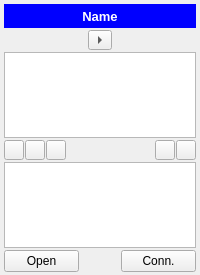
This is spinetoolbox/ui/subwindow_data_connection.ui in spine-tools/Spine-Toolbox as Qt 5 draws it before an edit. The edited form follows.
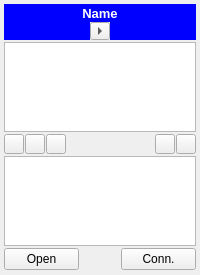
This is the edited form. Icons and pictures are not drawn.

The edit to the form file:
```diff
--- a/spinetoolbox/ui/subwindow_data_connection.ui
+++ b/spinetoolbox/ui/subwindow_data_connection.ui
@@ -54,25 +54,25 @@
   <property name="toolTip">
    <string/>
   </property>
+  <layout class="QVBoxLayout" name="verticalLayout_3">
+   <property name="spacing">
+    <number>0</number>
+   </property>
+   <property name="leftMargin">
+    <number>0</number>
+   </property>
+   <property name="topMargin">
+    <number>0</number>
+   </property>
+   <property name="rightMargin">
+    <number>0</number>
+   </property>
+   <property name="bottomMargin">
+    <number>0</number>
+   </property>
+   <item>
   <layout class="QVBoxLayout" name="verticalLayout_2">
    <property name="spacing">
-    <number>0</number>
-   </property>
-   <property name="leftMargin">
-    <number>0</number>
-   </property>
-   <property name="topMargin">
-    <number>0</number>
-   </property>
-   <property name="rightMargin">
-    <number>0</number>
-   </property>
-   <property name="bottomMargin">
-    <number>0</number>
-   </property>
-   <item>
-    <layout class="QVBoxLayout" name="verticalLayout">
-     <property name="spacing">
       <number>2</number>
      </property>
      <property name="leftMargin">
@@ -88,9 +88,14 @@
       <number>4</number>
      </property>
      <item>
+      <layout class="QVBoxLayout" name="verticalLayout">
+       <property name="spacing">
+        <number>0</number>
+       </property>
+       <item>
       <widget class="QLabel" name="label_name">
        <property name="sizePolicy">
-        <sizepolicy hsizetype="Preferred" vsizetype="Fixed">
+          <sizepolicy hsizetype="Preferred" vsizetype="Minimum">
          <horstretch>0</horstretch>
          <verstretch>0</verstretch>
         </sizepolicy>
@@ -98,7 +103,13 @@
        <property name="minimumSize">
         <size>
          <width>0</width>
-         <height>24</height>
+           <height>18</height>
+          </size>
+         </property>
+         <property name="maximumSize">
+          <size>
+           <width>16777215</width>
+           <height>18</height>
         </size>
        </property>
        <property name="font">
@@ -125,18 +136,50 @@
      </item>
      <item>
       <layout class="QHBoxLayout" name="horizontalLayout_3">
+         <property name="spacing">
+          <number>0</number>
+         </property>
        <item>
-        <spacer name="horizontalSpacer_4">
-         <property name="orientation">
-          <enum>Qt::Horizontal</enum>
-         </property>
-         <property name="sizeHint" stdset="0">
+          <widget class="QLabel" name="label_name_2">
+           <property name="sizePolicy">
+            <sizepolicy hsizetype="Preferred" vsizetype="Fixed">
+             <horstretch>0</horstretch>
+             <verstretch>0</verstretch>
+            </sizepolicy>
+           </property>
+           <property name="minimumSize">
           <size>
-           <width>40</width>
-           <height>20</height>
-          </size>
-         </property>
-        </spacer>
+             <width>0</width>
+             <height>18</height>
+            </size>
+           </property>
+           <property name="maximumSize">
+            <size>
+             <width>16777215</width>
+             <height>18</height>
+            </size>
+           </property>
+           <property name="font">
+            <font>
+             <pointsize>10</pointsize>
+             <weight>75</weight>
+             <bold>true</bold>
+            </font>
+           </property>
+           <property name="styleSheet">
+            <string notr="true">background-color: rgb(0, 0, 255);
+color: rgb(255, 255, 255);</string>
+           </property>
+           <property name="text">
+            <string/>
+           </property>
+           <property name="alignment">
+            <set>Qt::AlignCenter</set>
+           </property>
+           <property name="wordWrap">
+            <bool>true</bool>
+           </property>
+          </widget>
        </item>
        <item>
         <widget class="QToolButton" name="toolButton_connector">
@@ -152,23 +195,60 @@
          <property name="text">
           <string>...</string>
          </property>
+           <property name="iconSize">
+            <size>
+             <width>12</width>
+             <height>12</height>
+            </size>
+           </property>
          <property name="arrowType">
           <enum>Qt::RightArrow</enum>
          </property>
         </widget>
        </item>
        <item>
-        <spacer name="horizontalSpacer_3">
-         <property name="orientation">
-          <enum>Qt::Horizontal</enum>
-         </property>
-         <property name="sizeHint" stdset="0">
+          <widget class="QLabel" name="label_name_3">
+           <property name="sizePolicy">
+            <sizepolicy hsizetype="Preferred" vsizetype="Fixed">
+             <horstretch>0</horstretch>
+             <verstretch>0</verstretch>
+            </sizepolicy>
+           </property>
+           <property name="minimumSize">
           <size>
-           <width>40</width>
-           <height>20</height>
-          </size>
-         </property>
-        </spacer>
+             <width>0</width>
+             <height>12</height>
+            </size>
+           </property>
+           <property name="maximumSize">
+            <size>
+             <width>16777215</width>
+             <height>18</height>
+            </size>
+           </property>
+           <property name="font">
+            <font>
+             <pointsize>10</pointsize>
+             <weight>75</weight>
+             <bold>true</bold>
+            </font>
+           </property>
+           <property name="styleSheet">
+            <string notr="true">background-color: rgb(0, 0, 255);
+color: rgb(255, 255, 255);</string>
+           </property>
+           <property name="text">
+            <string/>
+           </property>
+           <property name="alignment">
+            <set>Qt::AlignCenter</set>
+           </property>
+           <property name="wordWrap">
+            <bool>true</bool>
+           </property>
+          </widget>
+         </item>
+        </layout>
        </item>
       </layout>
      </item>
```
Left out of the diff: 3 changed lines with no effect on the pictures. Lines whose indentation alone changed are shown as unchanged.
